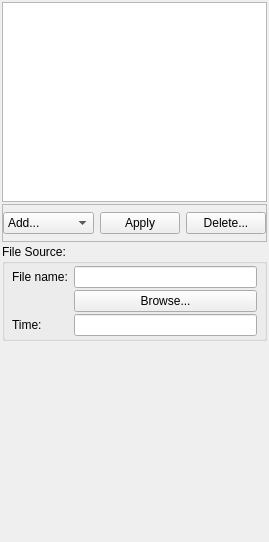
hsorby/cmlibs.widgets, file res/designer/modelsourceseditorwidget.ui: the form before one commit.
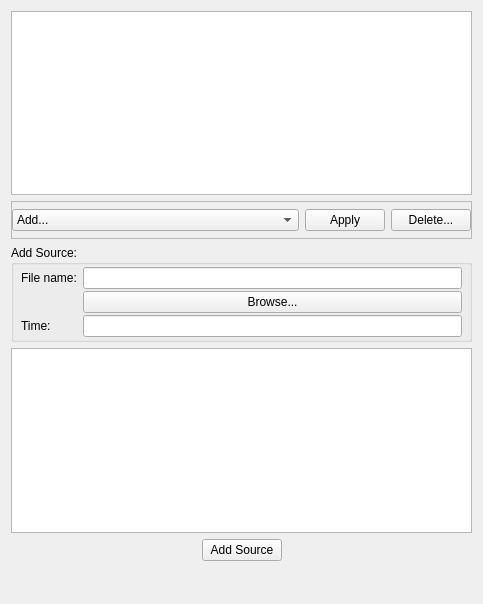
The form after the commit.

Commit message: Modifications to get model sources working with MAP Client and Neon.

Diff of the .ui file:
```diff
--- a/res/designer/modelsourceseditorwidget.ui
+++ b/res/designer/modelsourceseditorwidget.ui
@@ -6,8 +6,8 @@
    <rect>
     <x>0</x>
     <y>0</y>
-    <width>269</width>
-    <height>542</height>
+    <width>483</width>
+    <height>604</height>
    </rect>
   </property>
   <property name="sizePolicy">
@@ -20,12 +20,6 @@
    <string>Model Sources Editor</string>
   </property>
   <layout class="QVBoxLayout" name="verticalLayout">
-   <property name="spacing">
-    <number>2</number>
-   </property>
-   <property name="margin">
-    <number>2</number>
-   </property>
    <item>
     <widget class="QListView" name="listViewModelSources"/>
    </item>
@@ -104,7 +98,7 @@
       </sizepolicy>
      </property>
      <property name="title">
-      <string>File Source:</string>
+      <string>Add Source:</string>
      </property>
      <layout class="QFormLayout" name="formLayout">
       <property name="verticalSpacing">
@@ -152,6 +146,46 @@
      </layout>
     </widget>
    </item>
+   <item>
+    <widget class="QTableView" name="tableViewModelSources"/>
+   </item>
+   <item>
+    <layout class="QHBoxLayout" name="horizontalLayout_2">
+     <item>
+      <spacer name="horizontalSpacer_2">
+       <property name="orientation">
+        <enum>Qt::Horizontal</enum>
+       </property>
+       <property name="sizeHint" stdset="0">
+        <size>
+         <width>40</width>
+         <height>20</height>
+        </size>
+       </property>
+      </spacer>
+     </item>
+     <item>
+      <widget class="QPushButton" name="pushButtonAddSource">
+       <property name="text">
+        <string>Add Source</string>
+       </property>
+      </widget>
+     </item>
+     <item>
+      <spacer name="horizontalSpacer">
+       <property name="orientation">
+        <enum>Qt::Horizontal</enum>
+       </property>
+       <property name="sizeHint" stdset="0">
+        <size>
+         <width>40</width>
+         <height>20</height>
+        </size>
+       </property>
+      </spacer>
+     </item>
+    </layout>
+   </item>
    <item>
     <spacer name="verticalSpacer">
      <property name="orientation">
```
Left out of the diff: 4 changed lines with no effect on the pictures. The commit also changes 23 other files.
